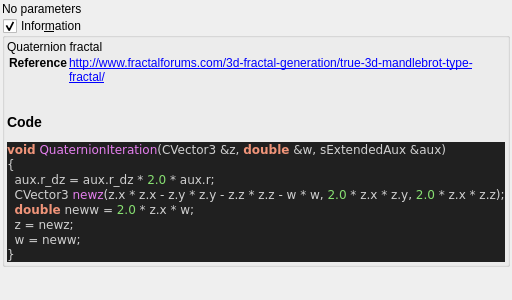
Qt form mandelbulber2/qt_data/fractal_quaternion.ui (buddhi1980/mandelbulber2) before a commit.
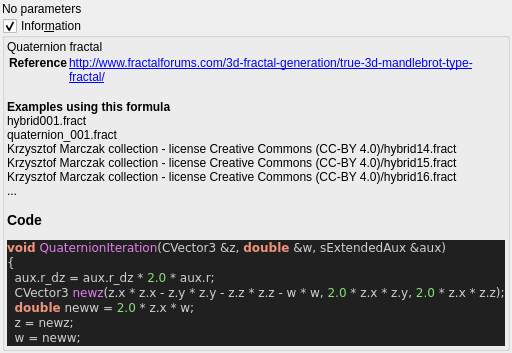
The same form after that commit. Custom widgets are drawn as their Qt base class.

Commit message:
ui information - added example occurrences
now every formula, which is used in an example file, will display a list
of the example files in the information box. A maximum of 5 occurences is
displayed.
The script also outputs, which formulas do not yet have any example
files.

```diff
--- a/mandelbulber2/qt_data/fractal_quaternion.ui
+++ b/mandelbulber2/qt_data/fractal_quaternion.ui
@@ -70,7 +70,7 @@
 &lt;tr&gt;&lt;th&gt;Reference&lt;/th&gt;&lt;td&gt;&lt;a href=&quot;http://www.fractalforums.com/3d-fractal-generation/true-3d-mandlebrot-type-fractal/&quot;&gt;http://www.fractalforums.com/3d-fractal-generation/true-3d-mandlebrot-type-fractal/&lt;br&gt;
 &lt;/td&gt;&lt;/tr&gt;
 &lt;/table&gt;
-&lt;h3&gt;Code&lt;/h3&gt;
+&lt;b&gt;Examples using this formula&lt;/b&gt;&lt;br&gt;hybrid001.fract&lt;br&gt;quaternion_001.fract&lt;br&gt;Krzysztof Marczak collection - license Creative Commons (CC-BY 4.0)/hybrid14.fract&lt;br&gt;Krzysztof Marczak collection - license Creative Commons (CC-BY 4.0)/hybrid15.fract&lt;br&gt;Krzysztof Marczak collection - license Creative Commons (CC-BY 4.0)/hybrid16.fract&lt;br&gt;...&lt;h3&gt;Code&lt;/h3&gt;
 &lt;body style=&quot;background-color:#202020&quot;&gt;
 &lt;pre style=&quot;color:#d0d0d0; background-color:#202020;  font-family:'Courier New',monospace;&quot;&gt;&lt;span style=&quot;color:#f09479; font-weight:bold&quot;&gt;void&lt;/span&gt; &lt;span style=&quot;color:#e47eed&quot;&gt;QuaternionIteration&lt;/span&gt;&lt;span style=&quot;color:#d0d0d0&quot;&gt;(&lt;/span&gt;CVector3 &lt;span style=&quot;color:#d0d0d0&quot;&gt;&amp;amp;&lt;/span&gt;z&lt;span style=&quot;color:#d0d0d0&quot;&gt;,&lt;/span&gt; &lt;span style=&quot;color:#f09479; font-weight:bold&quot;&gt;double&lt;/span&gt; &lt;span style=&quot;color:#d0d0d0&quot;&gt;&amp;amp;&lt;/span&gt;w&lt;span style=&quot;color:#d0d0d0&quot;&gt;,&lt;/span&gt; sExtendedAux &lt;span style=&quot;color:#d0d0d0&quot;&gt;&amp;amp;&lt;/span&gt;aux&lt;span style=&quot;color:#d0d0d0&quot;&gt;)&lt;/span&gt;
 &lt;span style=&quot;color:#d0d0d0&quot;&gt;{&lt;/span&gt;
```
The commit also changes 59 other files.
